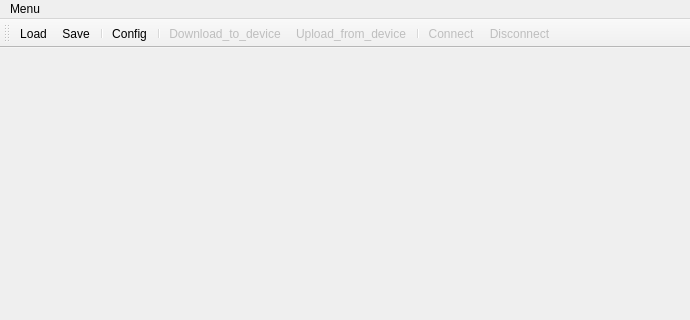
Before: the Qt Designer form mainwindow.ui in ikiasm/SerialDataLog, drawn with Qt 5; both pictures show x 0 to 690 and y 0 to 320 of the 690 by 486 pixel window.
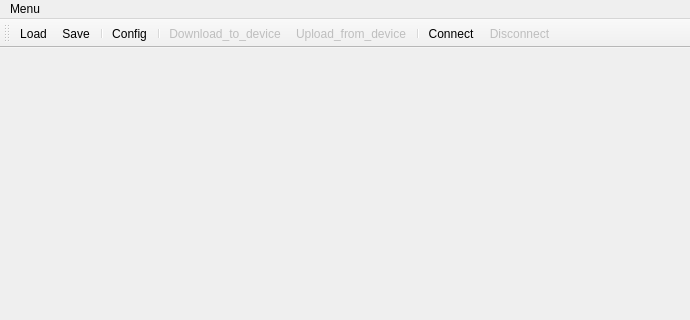
After: the same form once the commit is applied. Icons and pictures are not drawn.

```diff
--- a/mainwindow.ui
+++ b/mainwindow.ui
@@ -125,7 +125,7 @@
   </action>
   <action name="actionConnect">
    <property name="enabled">
-    <bool>false</bool>
+    <bool>true</bool>
    </property>
    <property name="icon">
     <iconset resource="resource.qrc">
```
